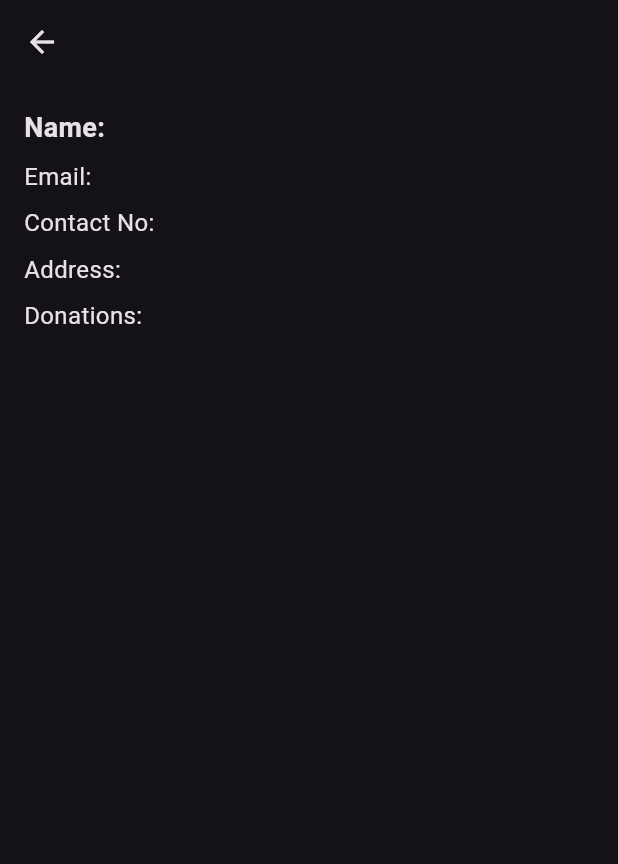
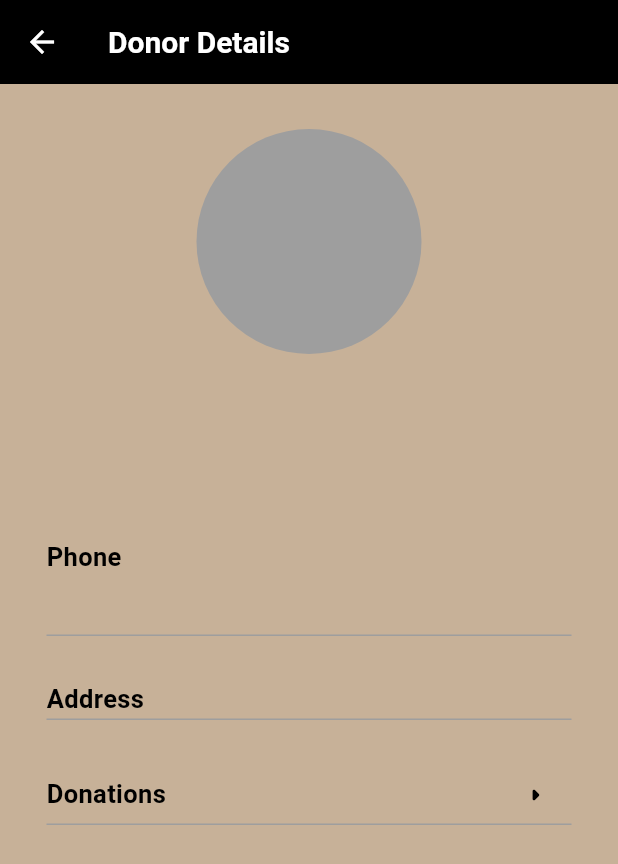
Before and after one commit to ChadEnriquez/elbi-donation-system, a Flutter app: the DonorDetailPage screen opened directly with empty values, on a phone screen of 412 x 824 dp. Shown: the top 864 px of the screen. Run offline on Flutter 3.47's test engine with Material 3 defaults, Android fonts, the phone set to English and light mode, and no system bars; our stand-ins replace camera, cloud_firestore, firebase_auth, firebase_core, firebase_storage, image_picker and 2 more; accounts and stored records are empty.

Commit message:
feat: admin view UI

```diff
--- a/elbi_donation_app/lib/admin/details/donor_detail.dart
+++ /dev/null
@@ -1,49 +0,0 @@
-import 'package:flutter/material.dart';
-import 'package:elbi_donation_app/model/donor.dart';
-
-class DonorDetailPage extends StatelessWidget {
-  final Donor donor;
-
-  const DonorDetailPage({Key? key, required this.donor}) : super(key: key);
-
-  @override
-  Widget build(BuildContext context) {
-    return Scaffold(
-      appBar: AppBar(
-        title: Text(donor.name),
-      ),
-      body: Padding(
-        padding: const EdgeInsets.all(16.0),
-        child: Column(
-          crossAxisAlignment: CrossAxisAlignment.start,
-          children: [
-            Text(
-              'Name: ${donor.name}',
-              style: TextStyle(fontSize: 18, fontWeight: FontWeight.bold),
-            ),
-            SizedBox(height: 8),
-            Text(
-              'Email: ${donor.email}',
-              style: TextStyle(fontSize: 16),
-            ),
-            SizedBox(height: 8),
-            Text(
-              'Contact No: ${donor.contactno}',
-              style: TextStyle(fontSize: 16),
-            ),
-            SizedBox(height: 8),
-            Text(
-              'Address: ${donor.address.join(', ')}',
-              style: TextStyle(fontSize: 16),
-            ),
-            SizedBox(height: 8),
-            Text(
-              'Donations: ${donor.donations.join(', ')}',
-              style: TextStyle(fontSize: 16),
-            ),
-          ],
-        ),
-      ),
-    );
-  }
-}
--- /dev/null
+++ b/elbi_donation_app/lib/admin/details/donor_detail_page.dart
@@ -0,0 +1,188 @@
+import 'package:flutter/material.dart';
+import 'package:elbi_donation_app/model/donor.dart';
+
+class DonorDetailPage extends StatelessWidget {
+  final Donor donor;
+
+  const DonorDetailPage({Key? key, required this.donor}) : super(key: key);
+
+  @override
+  Widget build(BuildContext context) {
+    return Scaffold(
+      backgroundColor: Color.fromRGBO(199, 177, 152, 1),
+      appBar: AppBar(
+        title: const Text(
+          "Donor Details",
+          style: TextStyle(
+              fontSize: 20, color: Colors.white, fontWeight: FontWeight.bold),
+        ),
+        backgroundColor: Colors.black,
+        shadowColor: Colors.grey[300],
+        iconTheme: const IconThemeData(color: Colors.white),
+      ),
+      body: SingleChildScrollView(
+        child: Column(
+          children: [
+            Center(
+              child: Container(
+                padding: const EdgeInsets.all(30),
+                child: const CircleAvatar(
+                  radius: 75,
+                  backgroundColor: Colors.grey,
+                  child: CircleAvatar(
+                    radius: 0,
+                  ),
+                ),
+              ),
+            ),
+            Column(
+              children: [
+                Text(
+                  donor.name,
+                  style: TextStyle(
+                    fontSize: 25,
+                    color: Colors.black,
+                    fontWeight: FontWeight.bold,
+                  ),
+                ),
+                Text(
+                  donor.email,
+                  style: TextStyle(
+                    fontSize: 19,
+                    color: Colors.black,
+                  ),
+                ),
+              ],
+            ),
+            buildUserInfoDisplay(donor.contactno, "Phone"),
+            buildUserInfoDisplayArray(donor.address, "Address"),
+            buildUserInfoDonations(context, donor), // Pass the context
+            const SizedBox(height: 50)
+          ],
+        ),
+      ),
+    );
+  }
+
+  Widget buildUserInfoDisplay(String getValue, String title) => Padding(
+        padding: const EdgeInsets.fromLTRB(30, 10, 30, 0),
+        child: Column(
+          crossAxisAlignment: CrossAxisAlignment.start,
+          children: [
+            const SizedBox(height: 20),
+            Text(title,
+              style: TextStyle(fontSize:17, color: Colors.black, fontWeight: FontWeight.bold)
+            ),
+            const SizedBox(height: 1),
+            Container(
+                width: 350,
+                height: 40,
+                decoration: const BoxDecoration(
+                    border: Border(
+                        bottom: BorderSide(
+                  color: Colors.grey,
+                  width: 1,
+                ))),
+                child: Row(children: [
+                  Expanded(
+                    child: Row(
+                      mainAxisAlignment: MainAxisAlignment.spaceBetween,
+                      children: [
+                        Text(getValue,
+                            style: const TextStyle(
+                                fontSize: 17, color: Colors.black)),
+                      ],
+                    ),
+                  ),
+                ]))
+          ],
+        ),
+      );
+
+  Widget buildUserInfoDisplayArray(List<String> values, String title) {
+    return Padding(
+      padding: const EdgeInsets.fromLTRB(30, 10, 30, 0),
+      child: Column(
+        crossAxisAlignment: CrossAxisAlignment.start,
+        children: [
+          const SizedBox(height: 20),
+          Text(title,
+              style: TextStyle(fontSize: 17, color: Colors.black, fontWeight: FontWeight.bold)
+            ),
+          const SizedBox(height: 1),
+          Container(
+            width: 350,
+            decoration: const BoxDecoration(
+              border: Border(bottom: BorderSide(color: Colors.grey, width: 1)),
+            ),
+            child: Column(
+              children: values.map((value) {
+                return Container(
+                  height: 40,
+                  decoration: const BoxDecoration(
+                    border: Border(bottom: BorderSide(color: Colors.grey, width: 1)),
+                  ),
+                  child: Row(
+                    children: [
+                      Expanded(
+                        child: Row(
+                          mainAxisAlignment: MainAxisAlignment.spaceBetween,
+                          children: [
+                            Text(value,
+                                style: const TextStyle(
+                                    fontSize: 17, color: Colors.black)),
+                          ],
+                        ),
+                      ),
+                    ],
+                  ),
+                );
+              }).toList(),
+            ),
+          ),
+        ],
+      ),
+    );
+  }
+
+  Widget buildUserInfoDonations(BuildContext context, Donor donor) => Padding(
+        padding: const EdgeInsets.fromLTRB(30, 10, 30, 0),
+        child: Column(
+          crossAxisAlignment: CrossAxisAlignment.start,
+          children: [
+            const SizedBox(height: 20),
+            Container(
+                width: 350,
+                height: 40,
+                decoration: const BoxDecoration(
+                    border: Border(
+                        bottom: BorderSide(
+                  color: Colors.grey,
+                  width: 1,
+                ))),
+                child: Row(children: [
+                  Expanded(
+                    child: Row(
+                      mainAxisAlignment: MainAxisAlignment.spaceBetween,
+                      children: [
+                        const Text("Donations",
+                            style: TextStyle(
+                                fontSize: 17, color: Colors.black, fontWeight: FontWeight.bold)),
+                        IconButton(
+                          onPressed: () {
+                            Navigator.pushNamed(context, '/DonorDonationsPage', arguments: donor.donations);
+
+                          },
+                          icon: const Icon(
+                            Icons.arrow_right_rounded,
+                            color: Colors.black,
+                          ),
+                        )
+                      ],
+                    ),
+                  ),
+                ]))
+          ],
+        ),
+      );
+}
```
Also changed, not shown: elbi_donation_app/lib/admin/admin_home_page.dart (+13 -8 lines), elbi_donation_app/lib/admin/approval_detail.dart (added, +96 -0 lines), elbi_donation_app/lib/admin/details/organization_detail.dart (+15 -7 lines), elbi_donation_app/lib/admin/for_approvals.dart (+37 -33 lines), elbi_donation_app/lib/admin/view_donations.dart (+31 -16 lines), elbi_donation_app/lib/admin/view_donors.dart (+27 -12 lines), elbi_donation_app/lib/admin/view_organizations.dart (+26 -11 lines), elbi_donation_app/lib/authentication/home_page.dart (deleted, +0 -82 lines), elbi_donation_app/lib/authentication/signin_page.dart (+1 -18 lines), elbi_donation_app/lib/donor/donor_pages/donor_donation_details.dart (+15 -9 lines), elbi_donation_app/lib/donor/donor_pages/donor_donation_page.dart (+7 -22 lines).
